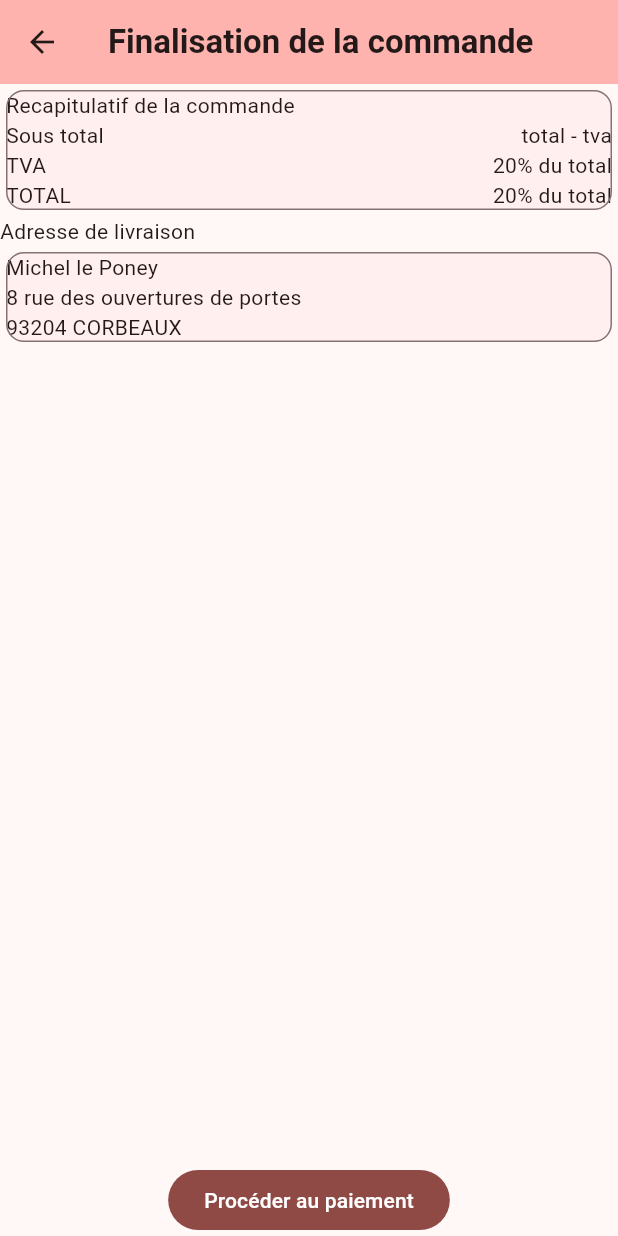
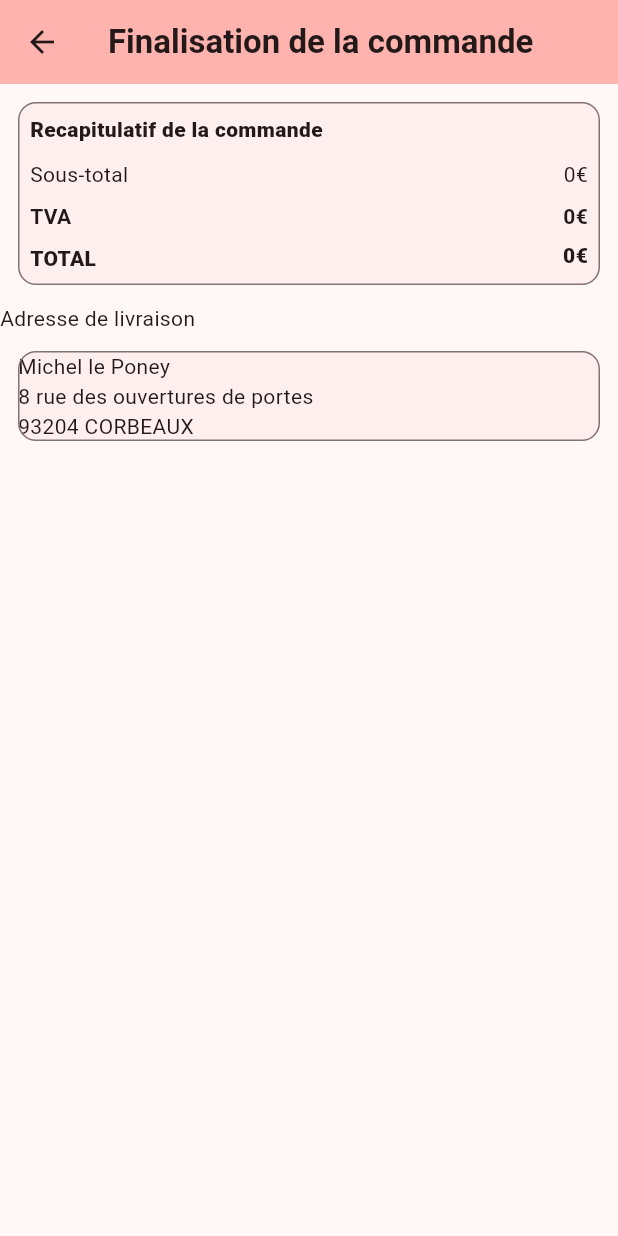
Before and after one commit to LaurentLF2023/epsi_shop, a Flutter app: the ConfirmPurchasePage screen opened by its route, on a phone screen of 412 x 824 dp. Run offline on Flutter 3.47's test engine with Material 3 defaults, Android fonts, the phone set to English and light mode, and no system bars; our stand-ins replace flutter_map, go_router, latlong2; network calls fail.

Commit message:
add cart context to confirm_purchaise_page

```diff
--- a/lib/page/confirm_purchase_page.dart
+++ b/lib/page/confirm_purchase_page.dart
@@ -1,6 +1,8 @@
 import 'package:flutter/material.dart';
 import 'package:go_router/go_router.dart';
 import 'package:provider/provider.dart';
+
+import '../bo/article.dart';
 import '../bo/cart.dart';
 
 class ConfirmPurchasePage extends StatelessWidget {
@@ -20,43 +22,9 @@ class ConfirmPurchasePage extends StatelessWidget {
       ),
       body: Column(
         children: [
-            Card(
-                elevation: 0,
-                shape: RoundedRectangleBorder(
-                  borderRadius: BorderRadius.circular(12),
-                  side: BorderSide(color: Theme.of(context).colorScheme.outline),
-                ),
-                child: Column(
-                  children: [
-                    Row(
-                      children: [
-                        Text("Recapitulatif de la commande"),
-                        Spacer(),
-                      ],
-                    ),
-                    Row(
-                      children: [
-                        Text("Sous total"),
-                        Spacer(),
-                        Text("total - tva")
-                      ],
-                    ),
-                    Row(
-                      children: [
-                        Text("TVA"),
-                        Spacer(),
-                        Text("20% du total")
-                      ],
-                    ),
-                    Row(
-                      children: [
-                        Text("TOTAL"),
-                        Spacer(),
-                        Text("20% du total")
-                      ],
-                    ),
-                  ],
-                )
+            Padding(
+              padding: const EdgeInsets.all(8.0),
+              child: CartSummary(),
             ),
           Row(
             children: [
@@ -64,7 +32,9 @@ class ConfirmPurchasePage extends StatelessWidget {
               Spacer(),
             ],
           ),
-          Card(
+          Padding(
+            padding: const EdgeInsets.all(8.0),
+            child: Card(
                 elevation: 0,
                 shape: RoundedRectangleBorder(
                   borderRadius: BorderRadius.circular(12),
@@ -93,15 +63,112 @@ class ConfirmPurchasePage extends StatelessWidget {
                   ],
                 )
             ),
+          ),
+          PaymentMethods()
         ]
       ),
-      floatingActionButton: FilledButton(
+      floatingActionButton:
+        context.watch<Cart>().items.isNotEmpty ?
+      FilledButton(
         onPressed: () => context.go('/confirm-purchase'),
         style: FilledButton.styleFrom(
             backgroundColor: Theme.of(context).colorScheme.primary),
         child: const Text('Procéder au paiement'),
-      ),
+      )
+            : null,
       floatingActionButtonLocation: FloatingActionButtonLocation.centerDocked,
     );
   }
 }
+
+class CartSummary extends StatelessWidget {
+  const CartSummary({super.key});
+
+  @override
+  Widget build(BuildContext context) {
+    return Consumer<Cart>(
+      builder: (BuildContext context, cart , _) => Card(
+          elevation: 0,
+          shape: RoundedRectangleBorder(
+            borderRadius: BorderRadius.circular(12),
+            side: BorderSide(color: Theme.of(context).colorScheme.outline),
+          ),
+          child: Padding(
+            padding: const EdgeInsets.all(8.0),
+            child: Column(
+              children: [
+                Padding(
+                  padding: const EdgeInsets.only(bottom: 6),
+                  child: Row(
+                    children: [
+                      Text("Recapitulatif de la commande",
+                          style: TextStyle(fontWeight: FontWeight.w800)),
+                      Spacer(),
+                    ],
+                  ),
+                ),
+                Padding(
+                  padding: const EdgeInsets.symmetric(vertical:4),
+                  child: Row(
+                    children: [
+                      Text("Sous-total"),
+                      Spacer(),
+                      Text("${cart.items.fold<num>(0, (previousValue, Article article) =>
+                      previousValue + article.prix).round()}€")
+                    ],
+                  ),
+                ),
+                Padding(
+                  padding: const EdgeInsets.symmetric(vertical: 4),
+                  child: Row(
+                    children: [
+                      Text("TVA",
+                          style: TextStyle(fontWeight: FontWeight.w600)
+                      ),
+                      Spacer(),
+                      Text("${(cart.items.fold<num>(0, (previousValue, Article article) =>
+                      previousValue + article.prix)*0.2).round()}€",
+                        style: TextStyle(fontWeight: FontWeight.w600)
+                        ,)
+                    ],
+                  ),
+                ),
+                Row(
+                  children: [
+                    Padding(
+                      padding: const EdgeInsets.only(top:4),
+                      child: Text("TOTAL",
+                          style: TextStyle(fontWeight: FontWeight.w800)),
+                    ),
+                    Spacer(),
+                    Text("${(cart.items.fold<num>(0, (previousValue, Article article) =>
+                    previousValue + article.prix)*1.2).round()}€",
+                        style: TextStyle(fontWeight: FontWeight.w800)
+                    ),
+                  ],
+                ),
+              ],
+            ),
+          )
+      )
+
+    );
+  }
+}
+
+
+class PaymentMethods extends StatefulWidget {
+  const PaymentMethods({ super.key });
+
+  @override
+  State<PaymentMethods> createState() => _PaymentMethodsState();
+}
+
+class _PaymentMethodsState extends State<PaymentMethods> {
+  @override
+  Widget build(BuildContext context) {
+    return Container(
+        color: const Color(0xFFFFE306)
+    );
+  }
+}
```
Lines whose indentation alone changed are shown as unchanged.
